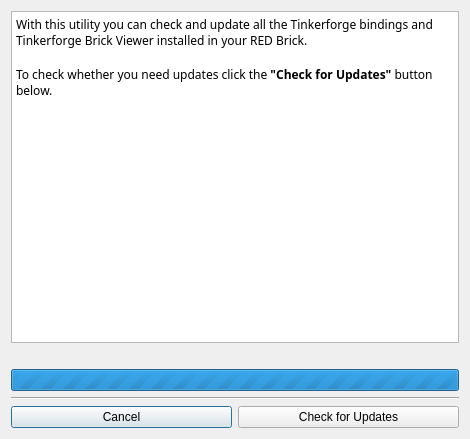
Before: the Qt Designer form src/brickv/plugin_system/plugins/red/ui/red_update_tinkerforge_software.ui in Tinkerforge/brickv, drawn with Qt 5.
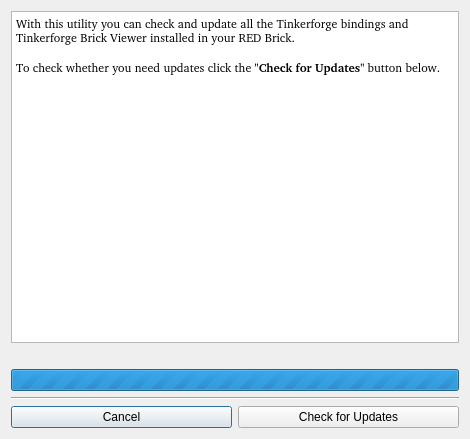
After: the same form once the commit is applied.

Commit message: brick-red: Try to set font of the update info text edit from the system

The edit to the form file:
```diff
--- a/src/brickv/plugin_system/plugins/red/ui/red_update_tinkerforge_software.ui
+++ b/src/brickv/plugin_system/plugins/red/ui/red_update_tinkerforge_software.ui
@@ -53,7 +53,7 @@
        </property>
        <property name="font">
         <font>
-         <family>Courier 10 Pitch</family>
+         <family>Roboto [GOOG]</family>
          <weight>50</weight>
          <bold>false</bold>
         </font>
@@ -65,7 +65,7 @@
         <string>&lt;!DOCTYPE HTML PUBLIC &quot;-//W3C//DTD HTML 4.0//EN&quot; &quot;http://www.w3.org/TR/REC-html40/strict.dtd&quot;&gt;
 &lt;html&gt;&lt;head&gt;&lt;meta name=&quot;qrichtext&quot; content=&quot;1&quot; /&gt;&lt;style type=&quot;text/css&quot;&gt;
 p, li { white-space: pre-wrap; }
-&lt;/style&gt;&lt;/head&gt;&lt;body style=&quot; font-family:'Courier 10 Pitch'; font-size:9pt; font-weight:400; font-style:normal;&quot;&gt;
+&lt;/style&gt;&lt;/head&gt;&lt;body style=&quot; font-family:'Roboto [GOOG]'; font-size:9pt; font-weight:400; font-style:normal;&quot;&gt;
 &lt;p style=&quot; margin-top:0px; margin-bottom:0px; margin-left:0px; margin-right:0px; -qt-block-indent:0; text-indent:0px;&quot;&gt;&lt;span style=&quot; font-family:'Roboto';&quot;&gt;With this utility you can check and update all the Tinkerforge bindings and Tinkerforge Brick Viewer installed in your RED Brick.&lt;/span&gt;&lt;/p&gt;
 &lt;p style=&quot;-qt-paragraph-type:empty; margin-top:0px; margin-bottom:0px; margin-left:0px; margin-right:0px; -qt-block-indent:0; text-indent:0px; font-family:'Roboto';&quot;&gt;&lt;br /&gt;&lt;/p&gt;
 &lt;p style=&quot; margin-top:0px; margin-bottom:0px; margin-left:0px; margin-right:0px; -qt-block-indent:0; text-indent:0px;&quot;&gt;&lt;span style=&quot; font-family:'Roboto';&quot;&gt;To check whether you need updates click the &lt;/span&gt;&lt;span style=&quot; font-family:'Roboto'; font-weight:600;&quot;&gt;&amp;quot;Check for Updates&amp;quot;&lt;/span&gt;&lt;span style=&quot; font-family:'Roboto';&quot;&gt; button below.&lt;/span&gt;&lt;/p&gt;&lt;/body&gt;&lt;/html&gt;</string>
```
The commit also changes 1 other file.
